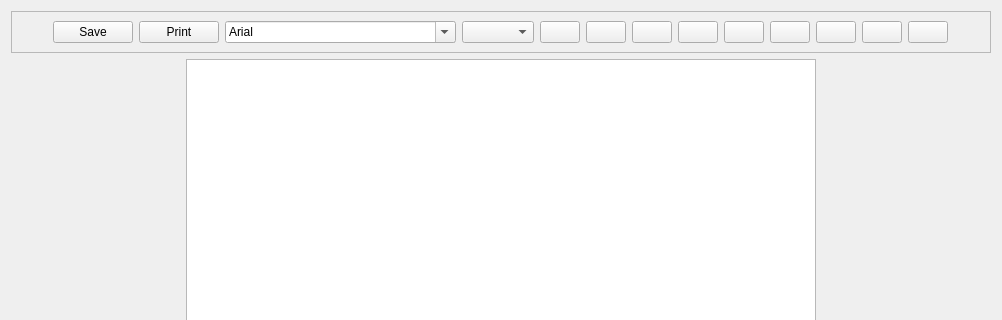
This is ui_files/text_editor.ui in sanath111/rbhus_clone as Qt 5 draws it before an edit; both pictures show x 0 to 1002 and y 0 to 320 of the 1002 by 1009 pixel window. The edited form follows.
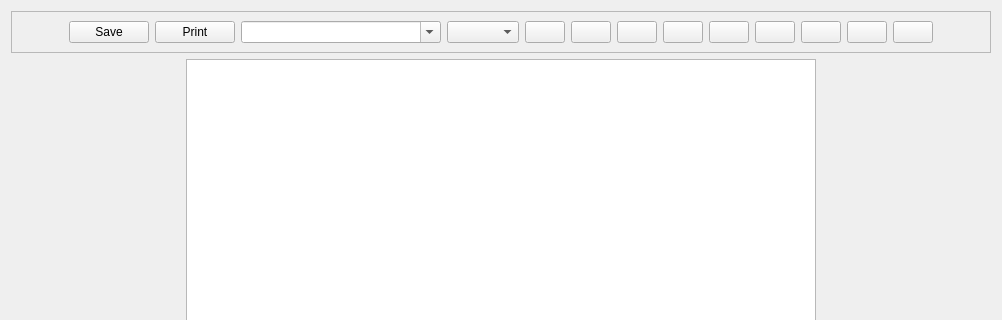
This is the edited form.

```diff
--- a/ui_files/text_editor.ui
+++ b/ui_files/text_editor.ui
@@ -57,9 +57,15 @@
        </widget>
       </item>
       <item>
-       <widget class="QFontComboBox" name="fontBox">
-        <property name="currentText">
-         <string>Arial</string>
+       <widget class="QComboBox" name="fontBox">
+        <property name="minimumSize">
+         <size>
+          <width>200</width>
+          <height>0</height>
+         </size>
+        </property>
+        <property name="editable">
+         <bool>true</bool>
         </property>
        </widget>
       </item>
```
